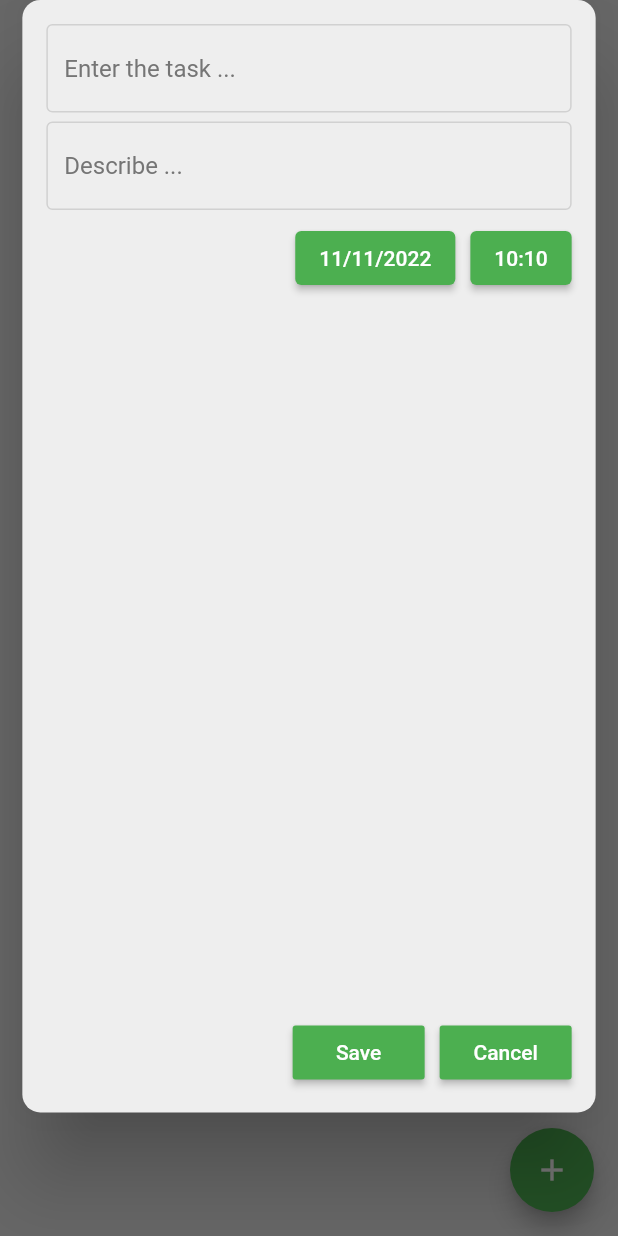
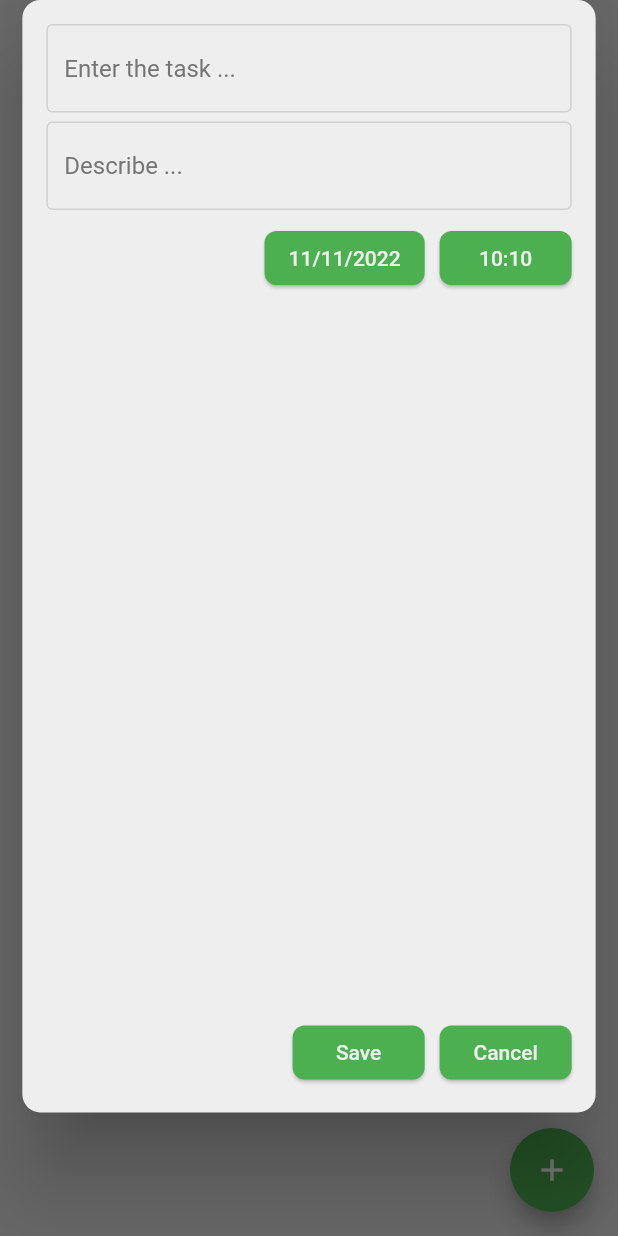
Before and after one commit to kivimike/TaskTracker, a Flutter app: the screen it shows after launch, after a tap on the "add" icon, on a phone screen of 412 x 824 dp. Run offline on Flutter 3.47's test engine with Material 2 defaults, Android fonts, the light colour scheme and no system bars; drawn by our look-alikes of flutter_heatmap_calendar, flutter_slidable; our stand-ins replace hive_flutter; accounts and stored records are empty.

Commit message:
green buttons fixed

```diff
--- a/lib/components/date_picker.dart
+++ b/lib/components/date_picker.dart
@@ -39,7 +39,13 @@ class _MyDatePickerState extends State<MyDatePicker> {
           Row(
             mainAxisAlignment: MainAxisAlignment.end,
             children: [
-              ElevatedButton(
+              MaterialButton(
+                elevation: 1,
+                //was an Elevated Button
+                  shape: RoundedRectangleBorder(
+                      borderRadius: BorderRadius.circular(8)
+                  ),
+                  color: Colors.green,
                   onPressed: () async {
                     final date = await pickDate();
                     if (date == null) {
@@ -54,11 +60,21 @@ class _MyDatePickerState extends State<MyDatePicker> {
                     });
                   },
                   child: Text(
-                      '${dateTime.day}/${dateTime.month}/${dateTime.year}')),
+                      '${dateTime.day}/${dateTime.month}/${dateTime.year}',
+                  style: TextStyle(
+                    color: Colors.grey[200]
+                  ),)),
               Container(
                 width: 10,
               ),
-              ElevatedButton(
+              MaterialButton(
+                elevation: 1,
+                //was an Elevated Button
+                  shape: RoundedRectangleBorder(
+                      borderRadius: BorderRadius.circular(8)
+                  ),
+                  color: Colors.green,
+
                   onPressed: () async {
                     final time = await pickTime();
                     if (time == null) {
@@ -70,7 +86,10 @@ class _MyDatePickerState extends State<MyDatePicker> {
                       dateTime = newDateTime;
                     });
                   },
-                  child: Text('${hours}:${minutes}')),
+                  child: Text('${hours}:${minutes}',
+                  style: TextStyle(
+                    color: Colors.grey[200],
+                  ),)),
             ],
           )
         ],
--- a/lib/components/my_alert_box.dart
+++ b/lib/components/my_alert_box.dart
@@ -71,10 +71,14 @@ class MyAlertBox extends StatelessWidget {
         Padding(
           padding: const EdgeInsets.only(bottom: 8.0,),
           child: MaterialButton(
+            elevation: 1,
+            shape: RoundedRectangleBorder(
+                borderRadius: BorderRadius.circular(8)
+            ),
             onPressed: onSave,
             child: Text(
               "Save",
-              style: TextStyle(color: Colors.white),
+              style: TextStyle(color: Colors.grey.shade200),
             ),
             color: Colors.green,
           ),
@@ -82,10 +86,14 @@ class MyAlertBox extends StatelessWidget {
         Padding(
           padding: const EdgeInsets.only(right: 8.0, left: 2, bottom: 8),
           child: MaterialButton(
+            elevation: 1,
+            shape: RoundedRectangleBorder(
+              borderRadius: BorderRadius.circular(8)
+            ),
             onPressed: onCancel,
             child: Text(
               "Cancel",
-              style: TextStyle(color: Colors.white),
+              style: TextStyle(color: Colors.grey.shade200),
             ),
             color: Colors.green,
           ),
--- a/lib/components/task_view.dart
+++ b/lib/components/task_view.dart
@@ -85,10 +85,14 @@ class TaskView extends StatelessWidget {
                     mainAxisAlignment: MainAxisAlignment.end,
                     children: [
                       MaterialButton(
+                        elevation: 1,
+                        shape: RoundedRectangleBorder(
+                          borderRadius: BorderRadius.circular(8),
+                        ),
                         onPressed: onCancel,
                         child: Text(
                           'Cancel',
-                          style: TextStyle(color: Colors.grey.shade100),
+                          style: TextStyle(color: Colors.grey.shade200),
                         ),
                         color: Colors.green,
                       )
```
